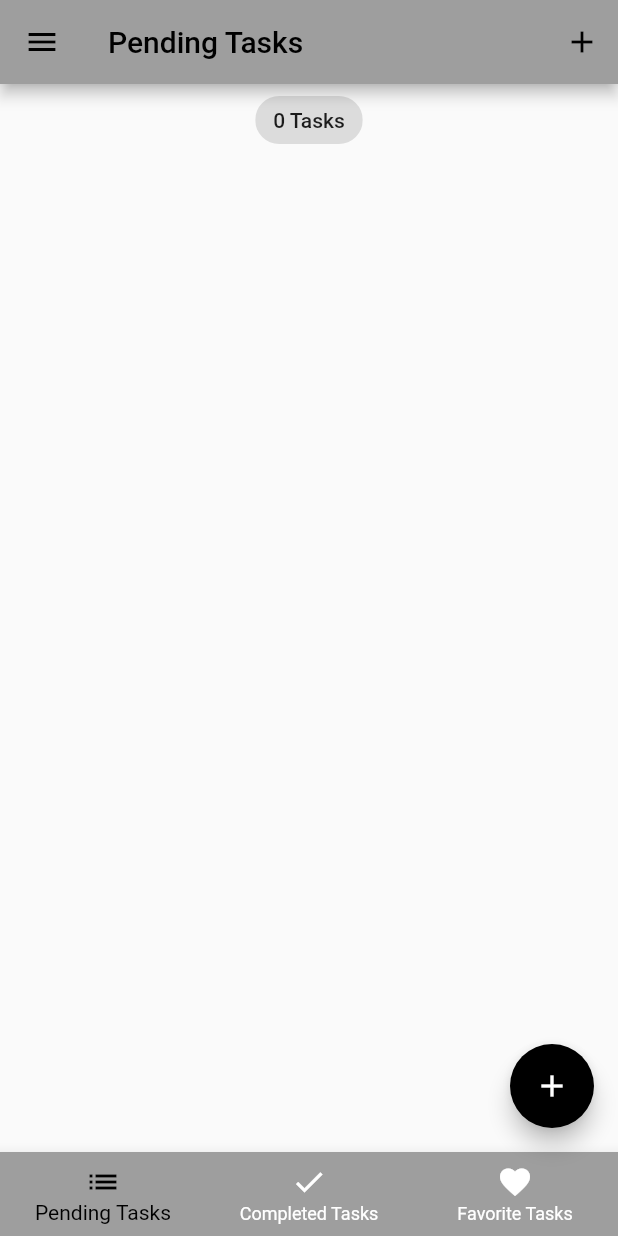
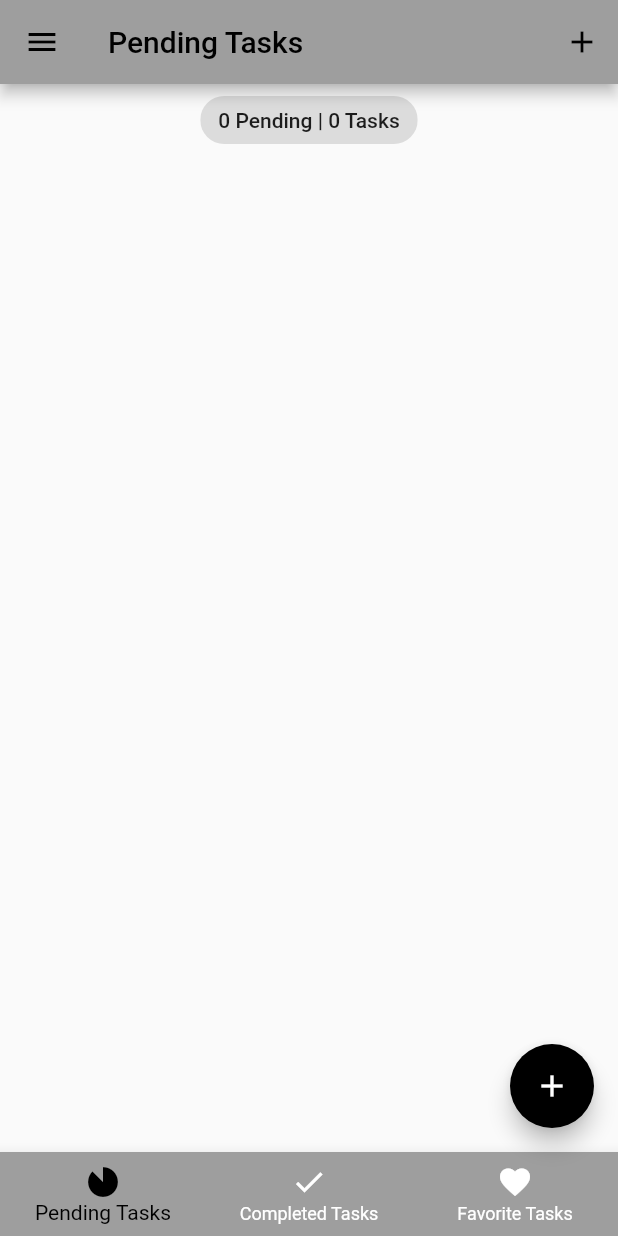
Before and after one commit to anasamer1997/TodoAppBloc, a Flutter app: the screen it shows after launch, in the side drawer, after a tap on the "add" icon, on a phone screen of 412 x 824 dp. Run offline on Flutter 3.47's test engine with Material 2 defaults, Android fonts, the phone set to English and light mode, and no system bars; our stand-ins replace equatable, flutter_bloc, hydrated_bloc.

Commit message:
add new logic in task to complet or favorit

```diff
--- a/lib/main.dart
+++ b/lib/main.dart
@@ -4,8 +4,6 @@ import 'package:flutter_tasks_app/bloc/bloc_export.dart';
 import 'package:flutter_tasks_app/screens/tabsScreen.dart';
 import 'package:flutter_tasks_app/service/app_router.dart';
 import 'package:flutter_tasks_app/service/app_theme.dart';
-
-import 'screens/pendingTaskScreen.dart';
 
 void main() async {
   // ignore: deprecated_member_use
@@ -39,7 +37,7 @@ class MyApp extends StatelessWidget {
             theme: state.switchValue
                 ? AppThemes.appThemeData[AppTheme.darkTheme]
                 : AppThemes.appThemeData[AppTheme.lightTheme],
-            home:  TabsScreen(),
+            home: TabsScreen(),
             onGenerateRoute: appRouter.onGeneratRoute,
           );
         },
--- a/lib/models/taskModel.dart
+++ b/lib/models/taskModel.dart
@@ -1,16 +1,17 @@
-import 'dart:convert';
-
 import 'package:equatable/equatable.dart';
 
 // ignore_for_file: public_member_api_docs, sort_constructors_first
+// ignore: must_be_immutable
 class Task extends Equatable {
   final String id;
   final String title;
+  final String description;
   bool? isDone;
   bool? isDeleted;
 
   Task({
     required this.id,
+    required this.description,
     required this.title,
     this.isDone = false,
     this.isDeleted = false,
@@ -18,6 +19,7 @@ class Task extends Equatable {
 
   Task copyWith({
     String? title,
+    String? description,
     String? id,
     bool? isDone,
     bool? isDeleted,
@@ -25,6 +27,7 @@ class Task extends Equatable {
     return Task(
       id: id ?? this.id,
       title: title ?? this.title,
+      description: description ?? this.description,
       isDone: isDone ?? this.isDone,
       isDeleted: isDeleted ?? this.isDeleted,
     );
@@ -34,6 +37,7 @@ class Task extends Equatable {
     return <String, dynamic>{
       'id': id,
       'title': title,
+      'description': description,
       'isDone': isDone,
       'isDeleted': isDeleted,
     };
@@ -43,11 +47,12 @@ class Task extends Equatable {
     return Task(
       id: map['id'] as String,
       title: map['title'] as String,
+      description: map['description'] as String,
       isDone: map['isDone'] != null ? map['isDone'] as bool : null,
       isDeleted: map['isDeleted'] != null ? map['isDeleted'] as bool : null,
     );
   }
 
   @override
-  List<Object?> get props => [id, title, isDone, isDeleted];
+  List<Object?> get props => [id, title, description, isDone, isDeleted];
 }
--- a/lib/screens/completedTasksScreen.dart
+++ b/lib/screens/completedTasksScreen.dart
@@ -16,11 +16,11 @@ class CompletedTasksScreen extends StatelessWidget {
             Center(
               child: Chip(
                 label: Text(
-                  '${state.pendingTasks.length} Tasks',
+                  '${state.completedTasks.length} Tasks',
                 ),
               ),
             ),
-            TaskList(allTasks: state.pendingTasks),
+            TaskList(allTasks: state.completedTasks),
           ],
         );
       },
--- a/lib/screens/favoritTasksScreen.dart
+++ b/lib/screens/favoritTasksScreen.dart
@@ -16,11 +16,11 @@ class FavoritTasksScreen extends StatelessWidget {
             Center(
               child: Chip(
                 label: Text(
-                  '${state.pendingTasks.length} Tasks',
+                  '${state.favoritTasks.length} Tasks',
                 ),
               ),
             ),
-            TaskList(allTasks: state.pendingTasks),
+            TaskList(allTasks: state.favoritTasks),
           ],
         );
       },
--- a/lib/screens/myDrawer.dart
+++ b/lib/screens/myDrawer.dart
@@ -2,7 +2,6 @@ import 'package:flutter/material.dart';
 import 'package:flutter_tasks_app/bloc/bloc_export.dart';
 import 'package:flutter_tasks_app/screens/recycle_bin.dart';
 import 'package:flutter_tasks_app/screens/tabsScreen.dart';
-import 'package:flutter_tasks_app/screens/pendingTaskScreen.dart';
 
 class MyDrawer extends StatelessWidget {
   const MyDrawer({Key? key}) : super(key: key);
@@ -20,18 +19,19 @@ class MyDrawer extends StatelessWidget {
               color: Colors.grey,
               child: Text(
                 "My Drawer",
-                style: Theme.of(context).textTheme.headline5,
+                style: Theme.of(context).textTheme.headlineSmall,
               ),
             ),
             BlocBuilder<TaskBloc, TaskState>(
               builder: (context, state) {
                 return GestureDetector(
-                  onTap: () => Navigator.of(context)
-                      .pushReplacementNamed(TabsScreen.id),
+                  onTap: () =>
+                      Navigator.of(context).pushReplacementNamed(TabsScreen.id),
                   child: ListTile(
                     leading: const Icon(Icons.folder_special),
                     title: const Text("My Tasks"),
-                    trailing: Text('${state.pendingTasks.length}'),
+                    trailing: Text(
+                        '${state.pendingTasks.length} | ${state.completedTasks.length}'),
                   ),
                 );
               },
--- a/lib/screens/pendingTaskScreen.dart
+++ b/lib/screens/pendingTaskScreen.dart
@@ -16,7 +16,7 @@ class PendingTasksScreen extends StatelessWidget {
             Center(
               child: Chip(
                 label: Text(
-                  '${state.pendingTasks.length} Tasks',
+                  '${state.pendingTasks.length} Pending | ${state.completedTasks.length} Tasks',
                 ),
               ),
             ),
--- a/lib/screens/tabsScreen.dart
+++ b/lib/screens/tabsScreen.dart
@@ -24,6 +24,7 @@ class _TabsScreenState extends State<TabsScreen> {
 
   void _addTask(BuildContext context) {
     showModalBottomSheet(
+      isScrollControlled: true,
       context: context,
       builder: (context) => SingleChildScrollView(
         child: Container(
@@ -40,7 +41,9 @@ class _TabsScreenState extends State<TabsScreen> {
     return Scaffold(
       drawer: const MyDrawer(),
       appBar: AppBar(
-        title: Text(_pagesDetailes[_selectedPageIndex]['title'],),
+        title: Text(
+          _pagesDetailes[_selectedPageIndex]['title'],
+        ),
         actions: [
           IconButton(
             onPressed: () => _addTask(context),
@@ -49,24 +52,26 @@ class _TabsScreenState extends State<TabsScreen> {
         ],
       ),
       body: _pagesDetailes[_selectedPageIndex]['pageName'],
-      floatingActionButton: FloatingActionButton(
+      floatingActionButton: _selectedPageIndex == 0
+          ? FloatingActionButton(
               onPressed: () {
                 _addTask(context);
               },
               tooltip: 'Add Task',
               child: const Icon(Icons.add),
-      ),
+            )
+          : null,
       bottomNavigationBar: BottomNavigationBar(
         currentIndex: _selectedPageIndex,
         onTap: (value) {
           setState(() {
             _selectedPageIndex = value;
           });
-
         },
         items: const [
           BottomNavigationBarItem(
-              icon: Icon(Icons.list), label: 'Pending Tasks'),
+              icon: Icon(Icons.incomplete_circle_sharp),
+              label: 'Pending Tasks'),
           BottomNavigationBarItem(
               icon: Icon(Icons.done), label: 'Completed Tasks'),
           BottomNavigationBarItem(
--- a/lib/widgets/taskList.dart
+++ b/lib/widgets/taskList.dart
@@ -13,6 +13,35 @@ class TaskList extends StatelessWidget {
   @override
   Widget build(BuildContext context) {
     return Expanded(
+      child: SingleChildScrollView(
+        child: ExpansionPanelList.radio(
+          children: allTasks
+              .map((task) => ExpansionPanelRadio(
+                  value: task.id,
+                  headerBuilder: (context, isExpanded) => TaskTile(task: task),
+                  body: ListTile(
+                    title: SelectableText.rich(TextSpan(children: [
+                      const TextSpan(
+                        text: 'Text\n',
+                        style: TextStyle(fontWeight: FontWeight.bold),
+                      ),
+                      TextSpan(text: task.title),
+                      const TextSpan(
+                        text: '\n\nDescription\n',
+                        style: TextStyle(fontWeight: FontWeight.bold),
+                      ),
+                      TextSpan(text: task.description),
+                    ])),
+                  )))
+              .toList(),
+        ),
+      ),
+    );
+  }
+}
+
+/*
+Expanded(
       child: ListView.builder(
         itemCount: allTasks.length,
         itemBuilder: (BuildContext context, int index) {
@@ -21,5 +50,4 @@ class TaskList extends StatelessWidget {
         },
       ),
     );
-  }
-}
+    */
```
Also changed, not shown: lib/bloc/tasks_blocs/task_bloc.dart (+10 -9 lines), lib/screens/addtask_screen.dart (+20 -3 lines), lib/widgets/task_tile.dart (+19 -4 lines), pubspec.lock, 2 other files. Lines whose indentation alone changed are shown as unchanged.
